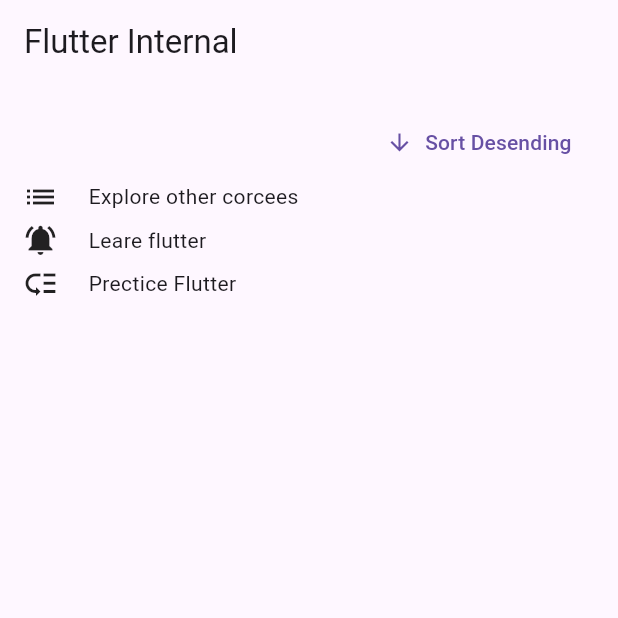
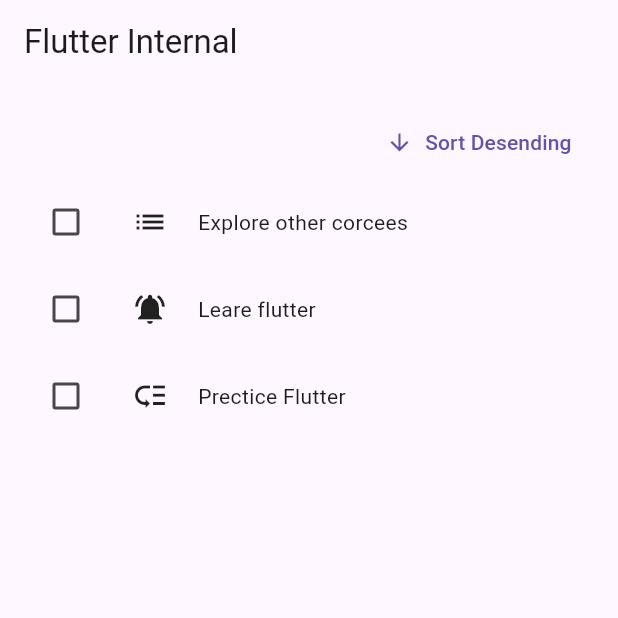
Before and after one commit to DeepakMewada20/flutter-Internales, a Flutter app: the screen it shows after launch, on a phone screen of 412 x 824 dp, the top half of it. Run offline on Flutter 3.47's test engine with Material 3 defaults, Android fonts, the phone set to English and light mode, and no system bars.

Commit message:
I made Checkeble_todo_item.dart file for unserstending keys consept

```diff
--- /dev/null
+++ b/lib/keys/checkebal_todo_item.dart
@@ -0,0 +1,40 @@
+import 'package:flutter/material.dart';
+import 'package:flutter/widgets.dart';
+import 'package:flutter_internals/keys/key.dart';
+
+class CheckebalTodoItem extends StatefulWidget {
+  const CheckebalTodoItem({required this.todoitem, super.key});
+  final Todo todoitem;
+  @override
+  State<StatefulWidget> createState() {
+    return _CheckebalTodoItemState();
+  }
+}
+
+class _CheckebalTodoItemState extends State<CheckebalTodoItem> {
+  bool _done = false;
+  void _setdone(bool? ischeckes) {
+    setState(() {
+      _done = ischeckes ?? false;
+    });
+  }
+
+  @override
+  Widget build(BuildContext context) {
+    return Padding(
+      padding:const EdgeInsets.all(5),
+      child: Row(
+        children: [
+          Checkbox(
+            value: _done,
+            onChanged: _setdone,
+          ),
+          const SizedBox(width: 20,),
+          Icon(todoIcons[widget.todoitem.priority]),
+          const SizedBox(width: 20,),
+          Text(widget.todoitem.text),
+        ],
+      ),
+    );
+  }
+}
--- a/lib/keys/key.dart
+++ b/lib/keys/key.dart
@@ -1,5 +1,6 @@
 import 'package:flutter/material.dart';
 import 'package:flutter_internals/keys/Todos.dart';
+import 'package:flutter_internals/keys/checkebal_todo_item.dart';
 
 enum Priority { urgent, high, low }
 
@@ -80,7 +81,8 @@ class _KeysState extends State<Keys> {
                 ),
               ],
             ),
-            for (var todo in _ordertodos()) Todos(todoitem: todo),
+            for (var todo in _ordertodos())
+              CheckebalTodoItem(todoitem: todo),
           ],
         ),
       ),
```
